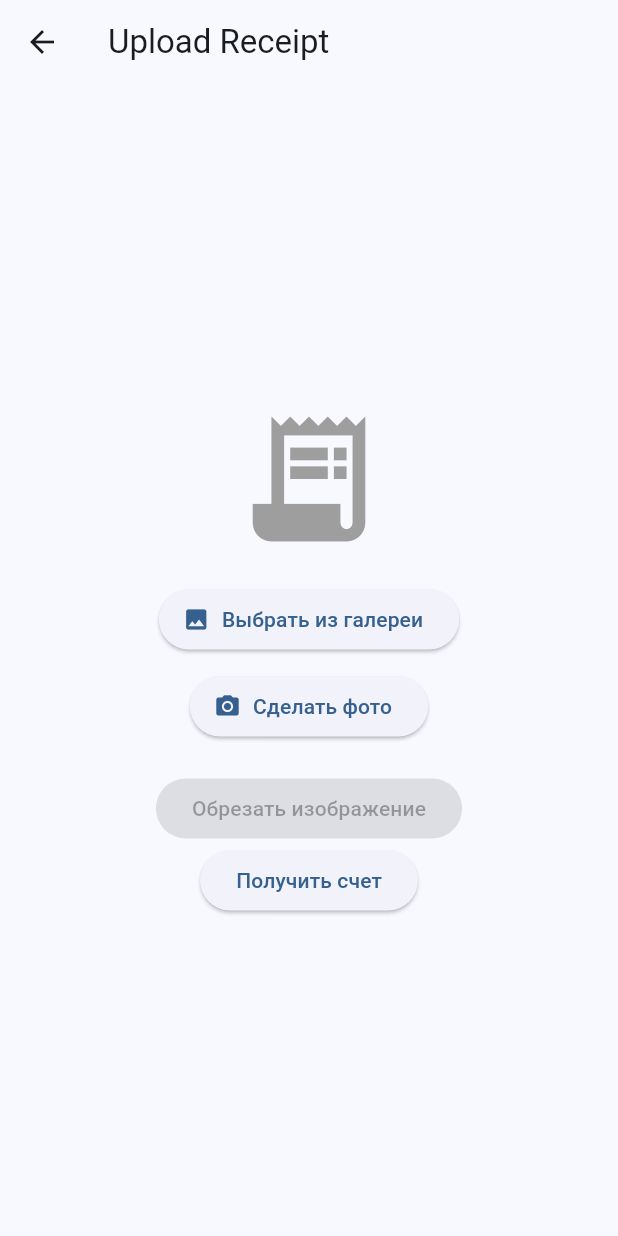
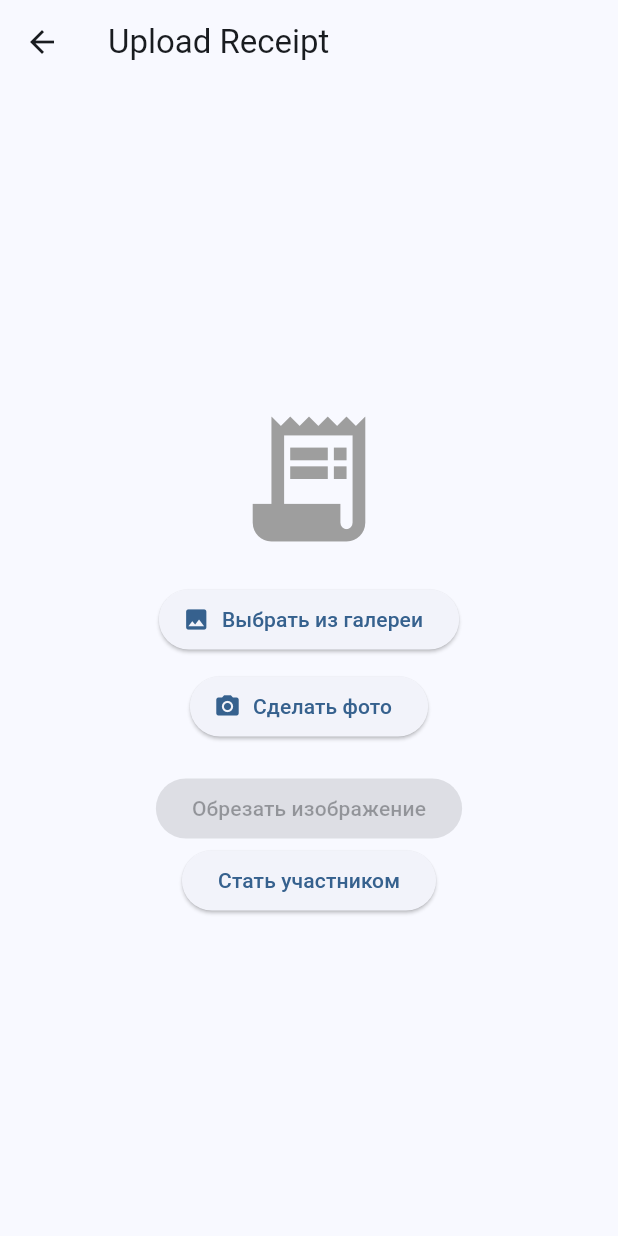
Before and after one commit to hryak228pizza/sber_split, a Flutter app: the UploadReceiptScreen screen opened directly, on a phone screen of 412 x 824 dp. Run offline on Flutter 3.47's test engine with Material 3 defaults, Android fonts, the phone set to English and light mode, and no system bars; our stand-ins replace geolocator, image_picker, sensors_plus, socket_io_client, vibration; missing offline and left inert: geolocator_android, geolocator_apple.

Commit message:
button rename

```diff
--- a/lib/screens/upload-receipt-screen.dart
+++ b/lib/screens/upload-receipt-screen.dart
@@ -56,7 +56,7 @@ class UploadReceiptScreen extends StatelessWidget {
                 MaterialPageRoute(builder: (context) => const SensorPage()),
               );
             },
-            child: const Text('Получить счет'),
+            child: const Text('Стать участником'),
           ),
         ],
       ),
```
